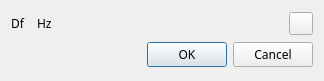
f4exb/sdrangel, file sdrgui/gui/transverterdialog.ui: the form before one commit.
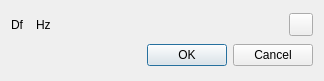
The form after the commit. Icons and pictures are not drawn. Custom widgets are drawn as their Qt base class.

Commit message: sdrgui: changed all fonts to Liberation

The edit to the form file:
```diff
--- a/sdrgui/gui/transverterdialog.ui
+++ b/sdrgui/gui/transverterdialog.ui
@@ -12,7 +12,7 @@
   </property>
   <property name="font">
    <font>
-    <family>Sans Serif</family>
+    <family>Liberation Sans</family>
     <pointsize>9</pointsize>
    </font>
   </property>
```
The commit also changes 18 other files.
